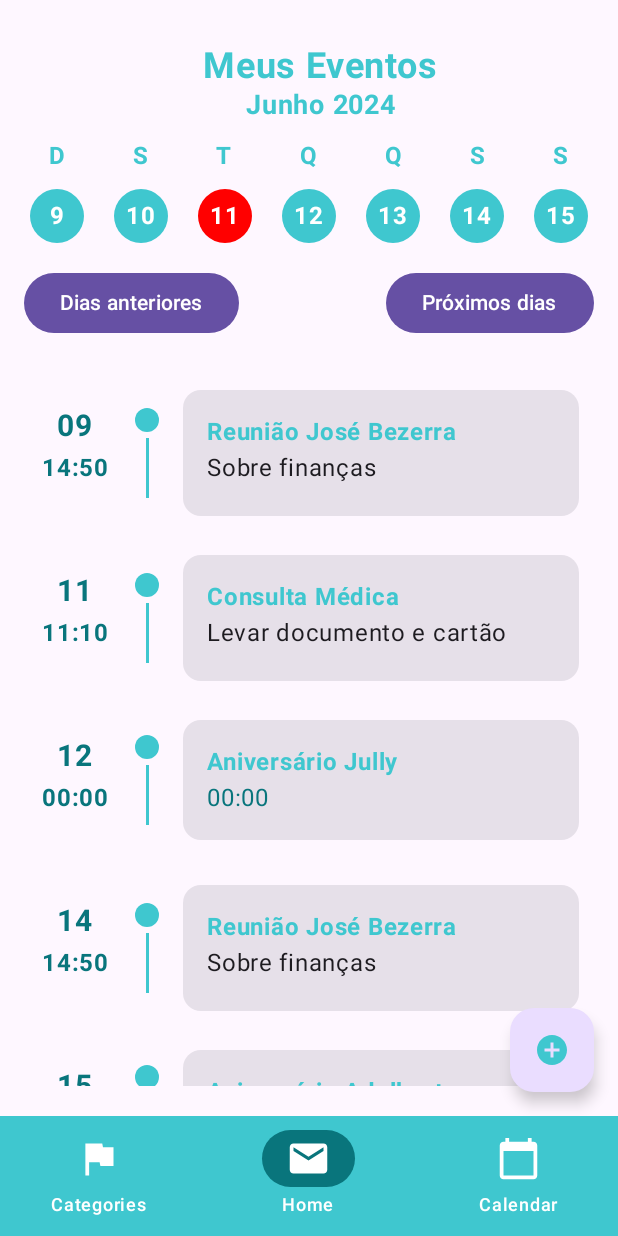
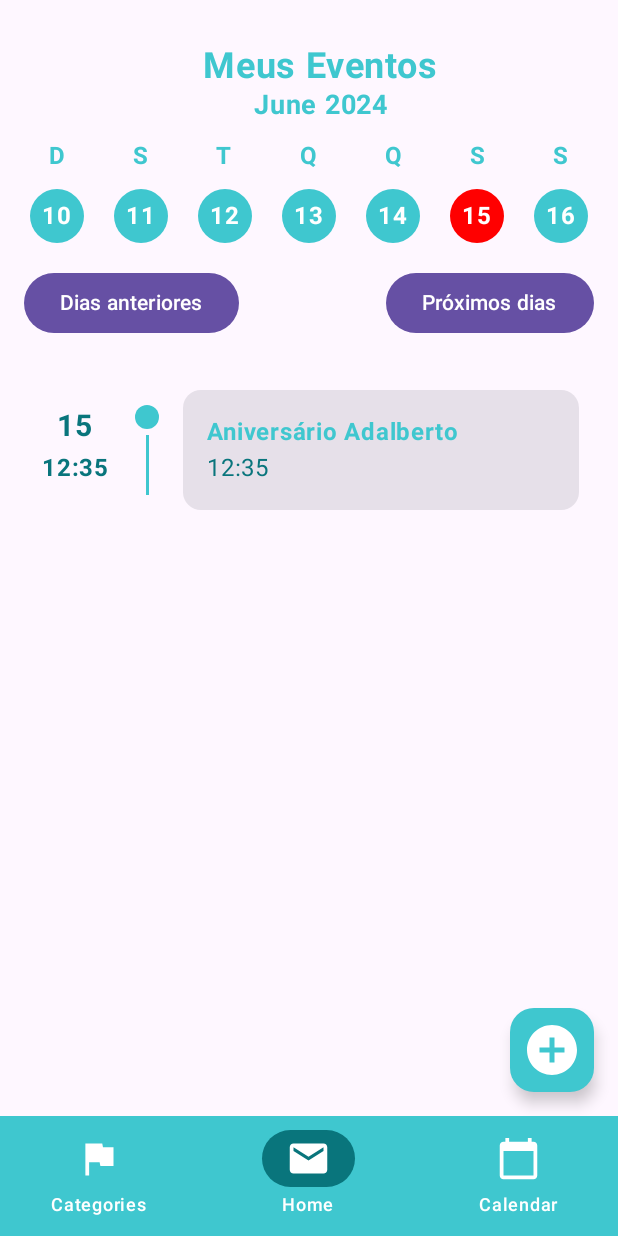
Before and after one commit to QuatroQuatros/APP-EMAIL, an Android app built with Jetpack Compose: the CalendarScreen screen opened through its navigation route, on a phone screen of 412 x 824 dp. Run offline under Robolectric (Android 15) with nearby library versions, the phone set to English and light mode, and no system bars; our stand-ins replace Dagger/Hilt's generated code, Shimmer, accompanist, paging; 2 statements that could not run were skipped.

Commit message:
[add] mini calendario na tela de eventos

```diff
--- a/app/src/main/java/com/example/challengelocaweb/presentation/calendar/CalendarScreen.kt
+++ b/app/src/main/java/com/example/challengelocaweb/presentation/calendar/CalendarScreen.kt
@@ -1,5 +1,7 @@
 package com.example.challengelocaweb.presentation.calendar
 import android.annotation.SuppressLint
+import android.os.Build
+import androidx.annotation.RequiresApi
 import androidx.compose.foundation.background
 import androidx.compose.foundation.layout.*
 import androidx.compose.foundation.lazy.LazyColumn
@@ -13,7 +15,6 @@ import androidx.compose.ui.Modifier
 import androidx.compose.ui.draw.clip
 import androidx.compose.ui.graphics.Color
 import androidx.compose.ui.res.colorResource
-import androidx.compose.ui.res.painterResource
 import androidx.compose.ui.text.font.FontWeight
 import androidx.compose.ui.text.style.TextAlign
 import androidx.compose.ui.tooling.preview.Preview
@@ -25,7 +26,10 @@ import com.example.challengelocaweb.R
 import com.example.challengelocaweb.presentation.common.TimelineEventCard
 import com.example.challengelocaweb.presentation.calendar.components.CreateEventModal
 import com.example.challengelocaweb.presentation.calendar.components.FloatingActionButton
+import java.time.LocalDate
+import java.util.Locale
 
+@RequiresApi(Build.VERSION_CODES.O)
 @SuppressLint("UnusedMaterial3ScaffoldPaddingParameter")
 @Composable
 fun CalendarScreen(
@@ -33,6 +37,7 @@ fun CalendarScreen(
     navController: NavHostController,
     ) {
     var showModal by remember { mutableStateOf(false) }
+    var selectedDate by remember { mutableStateOf(LocalDate.now()) }
     Scaffold(
         floatingActionButton = {
             FloatingActionButton(onClick = { showModal = true })
@@ -43,10 +48,13 @@ fun CalendarScreen(
                 .fillMaxSize()
                 .padding(bottom = 90.dp)
         ) {
-            Header()
-            WeekDaysHeader()
-            NavigationButtons()
-            EventsTimeline()
+            Header(selectedDate = selectedDate)
+            WeekDaysHeader(selectedDate = selectedDate)
+            NavigationButtons(
+                onPreviousClick = { selectedDate = selectedDate.minusDays(7) },
+                onNextClick = { selectedDate = selectedDate.plusDays(7) }
+            )
+            EventsTimeline(selectedDate = selectedDate)
 
             if (showModal) {
                 CreateEventModal(onDismiss = { showModal = false })
@@ -58,8 +66,9 @@ fun CalendarScreen(
 
 
 
+@RequiresApi(Build.VERSION_CODES.O)
 @Composable
-fun Header() {
+fun Header(selectedDate: LocalDate) {
     Column(
         modifier = Modifier
             .fillMaxWidth()
@@ -73,7 +82,8 @@ fun Header() {
             color = colorResource(id = R.color.primary)
         )
         Text(
-            text = "Junho 2024",
+            text = "${selectedDate.month.name.lowercase()
+                .replaceFirstChar { if (it.isLowerCase()) it.titlecase(Locale.ROOT) else it.toString() }} ${selectedDate.year}",
             fontSize = 18.sp,
             fontWeight = FontWeight.Bold,
             color = colorResource(id = R.color.primary)
@@ -81,8 +91,11 @@ fun Header() {
     }
 }
 
+@RequiresApi(Build.VERSION_CODES.O)
 @Composable
-fun WeekDaysHeader() {
+fun WeekDaysHeader(selectedDate: LocalDate) {
+    val startOfWeek = selectedDate.with(java.time.DayOfWeek.MONDAY)
+    val daysOfWeek = (0 until 7).map { startOfWeek.plusDays(it.toLong()) }
     Row(
         modifier = Modifier
             .fillMaxWidth()
@@ -104,8 +117,8 @@ fun WeekDaysHeader() {
             .padding(horizontal = 10.dp),
         horizontalArrangement = Arrangement.SpaceAround
     ) {
-        val today = 11
-        listOf(9, 10, 11, 12, 13, 14, 15).forEach { date ->
+        val today = LocalDate.now()
+        daysOfWeek.forEach { date ->
             Box(
                 Modifier
                     .size(36.dp)
@@ -115,7 +128,7 @@ fun WeekDaysHeader() {
                     ), Alignment.Center
             ) {
                 Text(
-                    text = date.toString(),
+                    text = date.dayOfMonth.toString(),
                     color = Color.White,
                     fontWeight = FontWeight.Bold
                 )
@@ -125,38 +138,49 @@ fun WeekDaysHeader() {
 }
 
 @Composable
-fun NavigationButtons() {
+fun NavigationButtons(
+    onPreviousClick: () -> Unit,
+    onNextClick: () -> Unit
+){
     Row(
         modifier = Modifier
             .fillMaxWidth()
             .padding(16.dp),
         horizontalArrangement = Arrangement.SpaceBetween
     ) {
-        Button(onClick = { /* Handle previous days navigation */ }) {
+        Button(onClick = { onPreviousClick() }){
             Text("Dias anteriores")
         }
-        Button(onClick = { /* Handle next days navigation */ }) {
+        Button(onClick = { onNextClick() }) {
             Text("Próximos dias")
         }
     }
 }
 
+@RequiresApi(Build.VERSION_CODES.O)
 @Composable
-fun EventsTimeline() {
+fun EventsTimeline(selectedDate: LocalDate) {
     val today = 11
-    val events = listOf(
+    val listEvents = listOf(
         Event("Reunião José Bezerra", "Sobre finanças", "09", "14:50"),
         Event("Consulta Médica", "Levar documento e cartão SUS", "11", "11:10"),
         Event("Aniversário Jully", "", "12", "00:00"),
         Event("Reunião José Bezerra", "Sobre finanças", "14", "14:50"),
+        Event("Aniversário Adalberto", "", "11", "12:35"),
+        Event("Aniversário Adalberto", "", "12", "12:35"),
+        Event("Aniversário Adalberto", "", "13", "12:35"),
+        Event("Aniversário Adalberto", "", "14", "12:35"),
         Event("Aniversário Adalberto", "", "15", "12:35"),
-        Event("Aniversário Adalberto", "", "15", "12:35"),
-        Event("Aniversário Adalberto", "", "15", "12:35"),
-        Event("Aniversário Adalberto", "", "15", "12:35"),
-        Event("Aniversário Adalberto", "", "15", "12:35"),
-        Event("Chupada do Ayala", "", "69", "04:20")
+        Event("Chupada do Ayala", "", "16", "04:20")
 
         )
+
+        val events = listEvents.filter { event ->
+            val eventDate = LocalDate.of(2024, 6, event.day.toInt())
+            eventDate == selectedDate
+    }
+
+
     LazyColumn(
         modifier = Modifier
             .fillMaxWidth()
@@ -268,6 +292,7 @@ fun TimelineEventCard(event: Event) {
     }
 }
 
+@RequiresApi(Build.VERSION_CODES.O)
 @Preview(showBackground = true)
 @Composable
 fun CalendarScreenPreview() {
--- a/app/src/main/java/com/example/challengelocaweb/presentation/calendar/components/FloatingActionButton.kt
+++ b/app/src/main/java/com/example/challengelocaweb/presentation/calendar/components/FloatingActionButton.kt
@@ -1,6 +1,7 @@
 package com.example.challengelocaweb.presentation.calendar.components
 
 import androidx.compose.foundation.layout.padding
+import androidx.compose.foundation.layout.size
 import androidx.compose.material3.Icon
 import androidx.compose.runtime.Composable
 import androidx.compose.ui.Modifier
@@ -16,12 +17,14 @@ fun FloatingActionButton(
     androidx.compose.material3.FloatingActionButton(
         modifier = Modifier
             .padding(40.dp, bottom = 80.dp),
-        onClick = onClick
+        onClick = onClick,
+        containerColor = colorResource(id = R.color.primary)
     ) {
         Icon(
+            modifier = Modifier.size(40.dp),
             painter = painterResource(id = R.drawable.ic_add),
             contentDescription = "Add",
-            tint = colorResource(id = R.color.primary)
+            tint = colorResource(id = R.color.white)
         )
     }
 }
```
